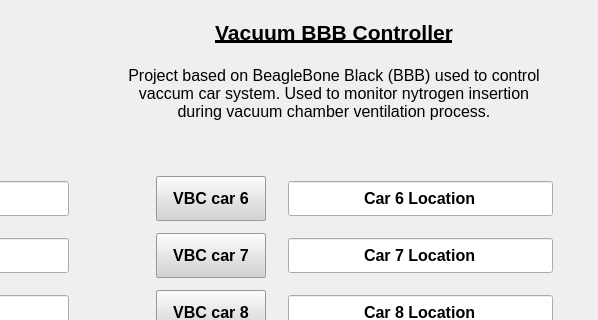
This is siriushlacon/vbc/ui/main_window.ui in lnls-sirius/pydm-opi as Qt 5 draws it before an edit; both pictures show x 383 to 981 and y 0 to 320 of the 981 by 489 pixel window. The edited form follows.
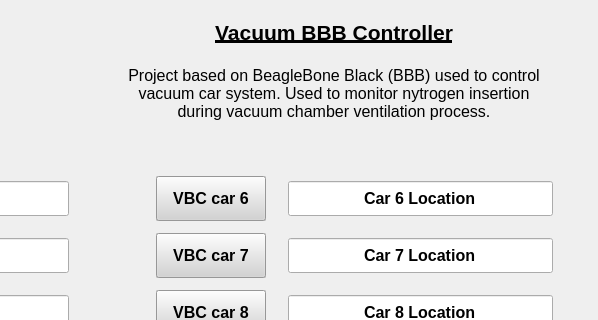
This is the edited form. Icons and pictures are not drawn. Custom widgets are drawn as their Qt base class.

Commit message: Fix typo vaccum -> vacuum

Patch:
```diff
--- a/siriushlacon/vbc/ui/main_window.ui
+++ b/siriushlacon/vbc/ui/main_window.ui
@@ -611,7 +611,7 @@
        <enum>QFrame::Plain</enum>
       </property>
       <property name="text">
-       <string>Project based on BeagleBone Black (BBB) used to control vaccum car system. Used to monitor nytrogen insertion during vacuum chamber ventilation process.</string>
+       <string>Project based on BeagleBone Black (BBB) used to control vacuum car system. Used to monitor nytrogen insertion during vacuum chamber ventilation process.</string>
       </property>
       <property name="alignment">
        <set>Qt::AlignCenter</set>
```
